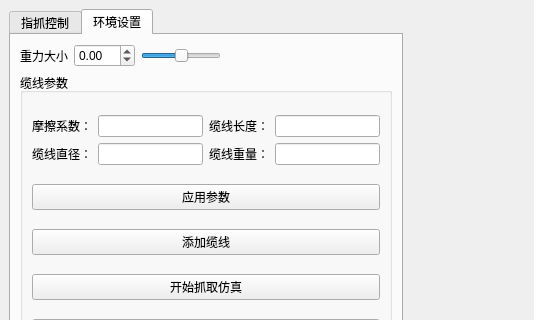
Above: ui/MainWindow.ui from unishuai/softSim before the change; both pictures show x 0 to 534 and y 0 to 320 of the 784 by 617 pixel window. Below: the same form after it.
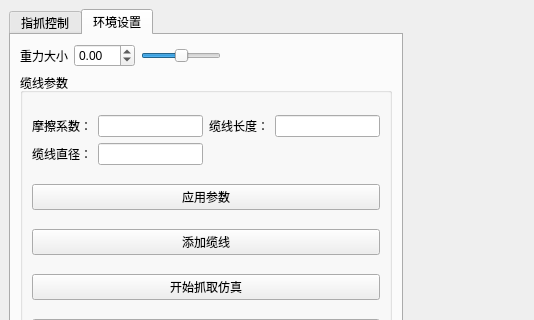
That is the form after the change. Icons and pictures are not drawn.

```diff
--- a/ui/MainWindow.ui
+++ b/ui/MainWindow.ui
@@ -580,16 +580,6 @@
                <item row="1" column="1">
                 <widget class="QLineEdit" name="le_cableDiameter"/>
                </item>
-               <item row="1" column="2">
-                <widget class="QLabel" name="label_14">
-                 <property name="text">
-                  <string>缆线重量：</string>
-                 </property>
-                </widget>
-               </item>
-               <item row="1" column="3">
-                <widget class="QLineEdit" name="le_cableMass"/>
-               </item>
               </layout>
              </item>
              <item>
```
